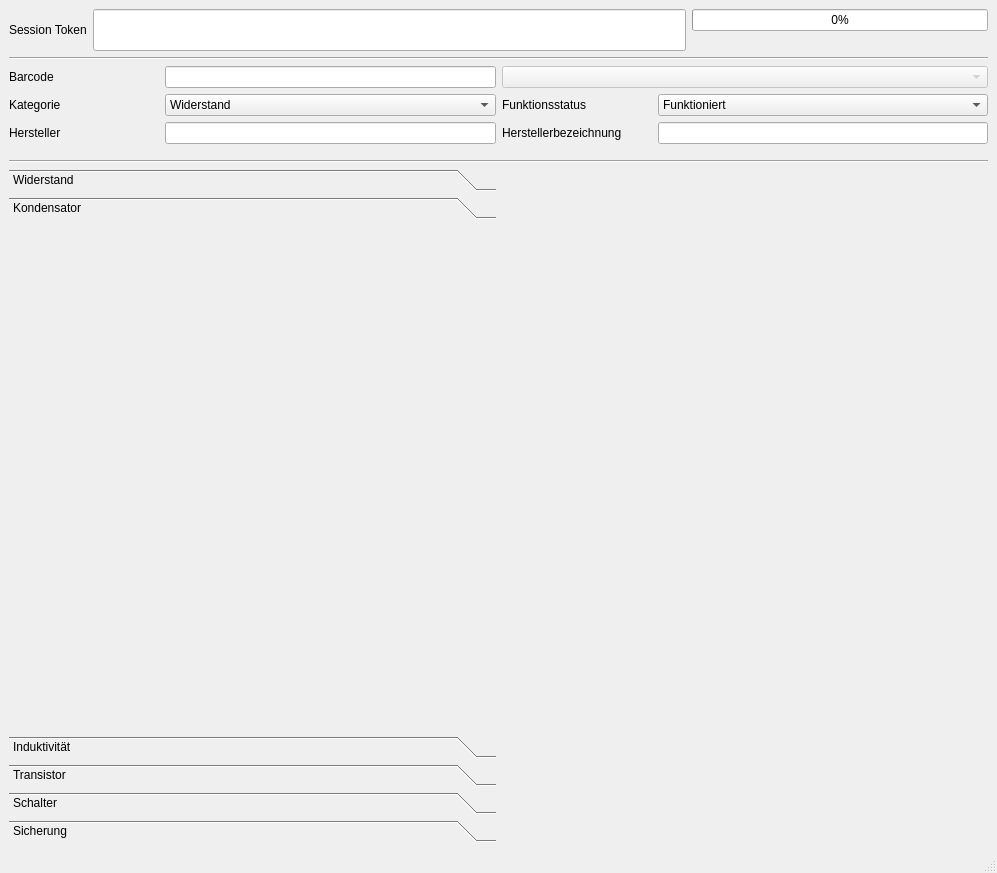
Qt form src/ui/form.ui (cckssr/ElectricComponentCheck) before a commit.
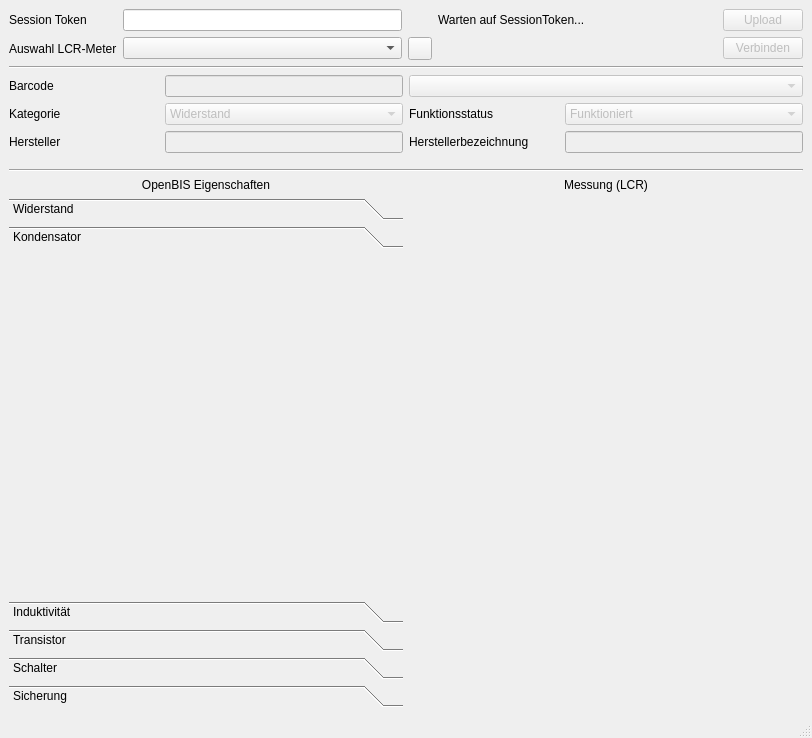
The same form after that commit. Icons and pictures are not drawn.

Commit message: Refactor UI layout and components in form_ui.py and ui_form.py

```diff
--- a/src/ui/form.ui
+++ b/src/ui/form.ui
@@ -6,8 +6,8 @@
    <rect>
     <x>0</x>
     <y>0</y>
-    <width>997</width>
-    <height>873</height>
+    <width>812</width>
+    <height>738</height>
    </rect>
   </property>
   <property name="windowTitle">
@@ -15,97 +15,6 @@
   </property>
   <widget class="QWidget" name="centralwidget">
    <layout class="QGridLayout" name="gridLayout" columnstretch="0,1,1">
-    <item row="4" column="1">
-     <widget class="QToolBox" name="specific">
-      <property name="currentIndex">
-       <number>1</number>
-      </property>
-      <widget class="QWidget" name="resistor">
-       <property name="geometry">
-        <rect>
-         <x>0</x>
-         <y>0</y>
-         <width>482</width>
-         <height>391</height>
-        </rect>
-       </property>
-       <attribute name="label">
-        <string>Widerstand</string>
-       </attribute>
-       <layout class="QFormLayout" name="formLayout"/>
-      </widget>
-      <widget class="QWidget" name="capacitor">
-       <property name="geometry">
-        <rect>
-         <x>0</x>
-         <y>0</y>
-         <width>482</width>
-         <height>391</height>
-        </rect>
-       </property>
-       <attribute name="label">
-        <string>Kondensator</string>
-       </attribute>
-       <layout class="QFormLayout" name="formLayout_7"/>
-      </widget>
-      <widget class="QWidget" name="inductor">
-       <property name="geometry">
-        <rect>
-         <x>0</x>
-         <y>0</y>
-         <width>482</width>
-         <height>391</height>
-        </rect>
-       </property>
-       <attribute name="label">
-        <string>Induktivität</string>
-       </attribute>
-       <layout class="QFormLayout" name="formLayout_8"/>
-      </widget>
-      <widget class="QWidget" name="transistor">
-       <property name="geometry">
-        <rect>
-         <x>0</x>
-         <y>0</y>
-         <width>482</width>
-         <height>391</height>
-        </rect>
-       </property>
-       <attribute name="label">
-        <string>Transistor</string>
-       </attribute>
-       <layout class="QFormLayout" name="formLayout_9"/>
-      </widget>
-      <widget class="QWidget" name="switch_2">
-       <property name="geometry">
-        <rect>
-         <x>0</x>
-         <y>0</y>
-         <width>482</width>
-         <height>391</height>
-        </rect>
-       </property>
-       <attribute name="label">
-        <string>Schalter</string>
-       </attribute>
-       <layout class="QFormLayout" name="formLayout_10"/>
-      </widget>
-      <widget class="QWidget" name="fuse">
-       <property name="geometry">
-        <rect>
-         <x>0</x>
-         <y>0</y>
-         <width>482</width>
-         <height>391</height>
-        </rect>
-       </property>
-       <attribute name="label">
-        <string>Sicherung</string>
-       </attribute>
-       <layout class="QFormLayout" name="formLayout_11"/>
-      </widget>
-     </widget>
-    </item>
     <item row="3" column="1" colspan="2">
      <widget class="Line" name="line_2">
       <property name="orientation">
@@ -113,6 +22,16 @@
       </property>
      </widget>
     </item>
+    <item row="5" column="2">
+     <widget class="QWidget" name="plot_widget" native="true">
+      <property name="minimumSize">
+       <size>
+        <width>100</width>
+        <height>0</height>
+       </size>
+      </property>
+     </widget>
+    </item>
     <item row="2" column="1" colspan="2">
      <layout class="QGridLayout" name="general">
       <property name="bottomMargin">
@@ -150,6 +69,9 @@
         </item>
         <item row="0" column="1">
          <widget class="QLineEdit" name="barcode">
+          <property name="enabled">
+           <bool>false</bool>
+          </property>
           <property name="sizePolicy">
            <sizepolicy hsizetype="MinimumExpanding" vsizetype="Fixed">
             <horstretch>0</horstretch>
@@ -189,6 +111,9 @@
         </item>
         <item row="0" column="1">
          <widget class="QLineEdit" name="orig_name">
+          <property name="enabled">
+           <bool>false</bool>
+          </property>
           <property name="sizePolicy">
            <sizepolicy hsizetype="MinimumExpanding" vsizetype="Minimum">
             <horstretch>0</horstretch>
@@ -228,6 +153,9 @@
         </item>
         <item row="0" column="1">
          <widget class="QLineEdit" name="manufacturer">
+          <property name="enabled">
+           <bool>false</bool>
+          </property>
           <property name="sizePolicy">
            <sizepolicy hsizetype="MinimumExpanding" vsizetype="Fixed">
             <horstretch>0</horstretch>
@@ -289,6 +217,9 @@
         </item>
         <item row="0" column="1">
          <widget class="QComboBox" name="type">
+          <property name="enabled">
+           <bool>false</bool>
+          </property>
           <property name="sizePolicy">
            <sizepolicy hsizetype="MinimumExpanding" vsizetype="Fixed">
             <horstretch>0</horstretch>
@@ -358,6 +289,9 @@
         </item>
         <item row="0" column="1">
          <widget class="QComboBox" name="status">
+          <property name="enabled">
+           <bool>false</bool>
+          </property>
           <property name="sizePolicy">
            <sizepolicy hsizetype="MinimumExpanding" vsizetype="Fixed">
             <horstretch>0</horstretch>
@@ -407,57 +341,213 @@
       </property>
      </widget>
     </item>
-    <item row="4" column="2">
-     <widget class="QWidget" name="plot_widget" native="true">
-      <property name="minimumSize">
-       <size>
-        <width>100</width>
-        <height>0</height>
-       </size>
+    <item row="5" column="1">
+     <widget class="QToolBox" name="specific">
+      <property name="currentIndex">
+       <number>1</number>
       </property>
+      <widget class="QWidget" name="resistor">
+       <property name="geometry">
+        <rect>
+         <x>0</x>
+         <y>0</y>
+         <width>389</width>
+         <height>201</height>
+        </rect>
+       </property>
+       <attribute name="label">
+        <string>Widerstand</string>
+       </attribute>
+       <layout class="QFormLayout" name="formLayout"/>
+      </widget>
+      <widget class="QWidget" name="capacitor">
+       <property name="geometry">
+        <rect>
+         <x>0</x>
+         <y>0</y>
+         <width>389</width>
+         <height>201</height>
+        </rect>
+       </property>
+       <attribute name="label">
+        <string>Kondensator</string>
+       </attribute>
+       <layout class="QFormLayout" name="formLayout_7"/>
+      </widget>
+      <widget class="QWidget" name="inductor">
+       <property name="geometry">
+        <rect>
+         <x>0</x>
+         <y>0</y>
+         <width>389</width>
+         <height>201</height>
+        </rect>
+       </property>
+       <attribute name="label">
+        <string>Induktivität</string>
+       </attribute>
+       <layout class="QFormLayout" name="formLayout_8"/>
+      </widget>
+      <widget class="QWidget" name="transistor">
+       <property name="geometry">
+        <rect>
+         <x>0</x>
+         <y>0</y>
+         <width>389</width>
+         <height>201</height>
+        </rect>
+       </property>
+       <attribute name="label">
+        <string>Transistor</string>
+       </attribute>
+       <layout class="QFormLayout" name="formLayout_9"/>
+      </widget>
+      <widget class="QWidget" name="switch_2">
+       <property name="geometry">
+        <rect>
+         <x>0</x>
+         <y>0</y>
+         <width>389</width>
+         <height>201</height>
+        </rect>
+       </property>
+       <attribute name="label">
+        <string>Schalter</string>
+       </attribute>
+       <layout class="QFormLayout" name="formLayout_10"/>
+      </widget>
+      <widget class="QWidget" name="fuse">
+       <property name="geometry">
+        <rect>
+         <x>0</x>
+         <y>0</y>
+         <width>389</width>
+         <height>201</height>
+        </rect>
+       </property>
+       <attribute name="label">
+        <string>Sicherung</string>
+       </attribute>
+       <layout class="QFormLayout" name="formLayout_11"/>
+      </widget>
      </widget>
     </item>
     <item row="0" column="1" colspan="2">
-     <layout class="QGridLayout" name="openbis" columnstretch="0,2,1">
+     <layout class="QGridLayout" name="openbis" columnstretch="0,1,0,1,0">
       <property name="bottomMargin">
        <number>0</number>
       </property>
-      <item row="0" column="2">
-       <widget class="QProgressBar" name="openbis_progress">
-        <property name="value">
-         <number>0</number>
+      <item row="1" column="3">
+       <widget class="QLabel" name="lcr_progress">
+        <property name="minimumSize">
+         <size>
+          <width>120</width>
+          <height>0</height>
+         </size>
         </property>
-        <property name="invertedAppearance">
+        <property name="text">
+         <string/>
+        </property>
+       </widget>
+      </item>
+      <item row="1" column="4">
+       <widget class="QPushButton" name="lcr_connect">
+        <property name="enabled">
          <bool>false</bool>
+        </property>
+        <property name="toolTip">
+         <string>Verbindet die ausgewählte Ressource (LCR-Meter).</string>
+        </property>
+        <property name="text">
+         <string>Verbinden</string>
+        </property>
+       </widget>
+      </item>
+      <item row="0" column="0">
+       <widget class="QLabel" name="label_6">
+        <property name="text">
+         <string>Session Token</string>
+        </property>
+       </widget>
+      </item>
+      <item row="0" column="4">
+       <widget class="QPushButton" name="openbis_save">
+        <property name="enabled">
+         <bool>false</bool>
+        </property>
+        <property name="toolTip">
+         <string>Lädt die Neuerungen, Änderungen, Messungen zu OpenBIS hoch.</string>
+        </property>
+        <property name="text">
+         <string>Upload</string>
         </property>
        </widget>
       </item>
       <item row="1" column="2">
-       <widget class="QLabel" name="openbis_progress_text">
+       <widget class="QToolButton" name="lcr_refresh_resource">
+        <property name="toolTip">
+         <string>Resourcen neu laden</string>
+        </property>
         <property name="text">
          <string/>
         </property>
        </widget>
       </item>
-      <item row="0" column="1" rowspan="2">
+      <item row="0" column="1">
        <widget class="QLineEdit" name="session_token">
         <property name="sizePolicy">
-         <sizepolicy hsizetype="Expanding" vsizetype="Minimum">
+         <sizepolicy hsizetype="Expanding" vsizetype="Fixed">
           <horstretch>0</horstretch>
           <verstretch>0</verstretch>
          </sizepolicy>
         </property>
        </widget>
       </item>
-      <item row="0" column="0" rowspan="2">
-       <widget class="QLabel" name="label_6">
+      <item row="1" column="0">
+       <widget class="QLabel" name="label_9">
         <property name="text">
-         <string>Session Token</string>
+         <string>Auswahl LCR-Meter</string>
         </property>
        </widget>
       </item>
+      <item row="0" column="3">
+       <widget class="QLabel" name="openbis_progress">
+        <property name="minimumSize">
+         <size>
+          <width>120</width>
+          <height>0</height>
+         </size>
+        </property>
+        <property name="text">
+         <string>Warten auf SessionToken...</string>
+        </property>
+       </widget>
+      </item>
+      <item row="1" column="1">
+       <widget class="QComboBox" name="lcr_resource"/>
+      </item>
      </layout>
     </item>
+    <item row="4" column="1">
+     <widget class="QLabel" name="label_7">
+      <property name="text">
+       <string>OpenBIS Eigenschaften</string>
+      </property>
+      <property name="alignment">
+       <set>Qt::AlignmentFlag::AlignCenter</set>
+      </property>
+     </widget>
+    </item>
+    <item row="4" column="2">
+     <widget class="QLabel" name="label_8">
+      <property name="text">
+       <string>Messung (LCR)</string>
+      </property>
+      <property name="alignment">
+       <set>Qt::AlignmentFlag::AlignCenter</set>
+      </property>
+     </widget>
+    </item>
    </layout>
   </widget>
   <widget class="QMenuBar" name="menubar">
```
Left out of the diff: 5 changed lines with no effect on the pictures. The commit also changes 7 other files.
